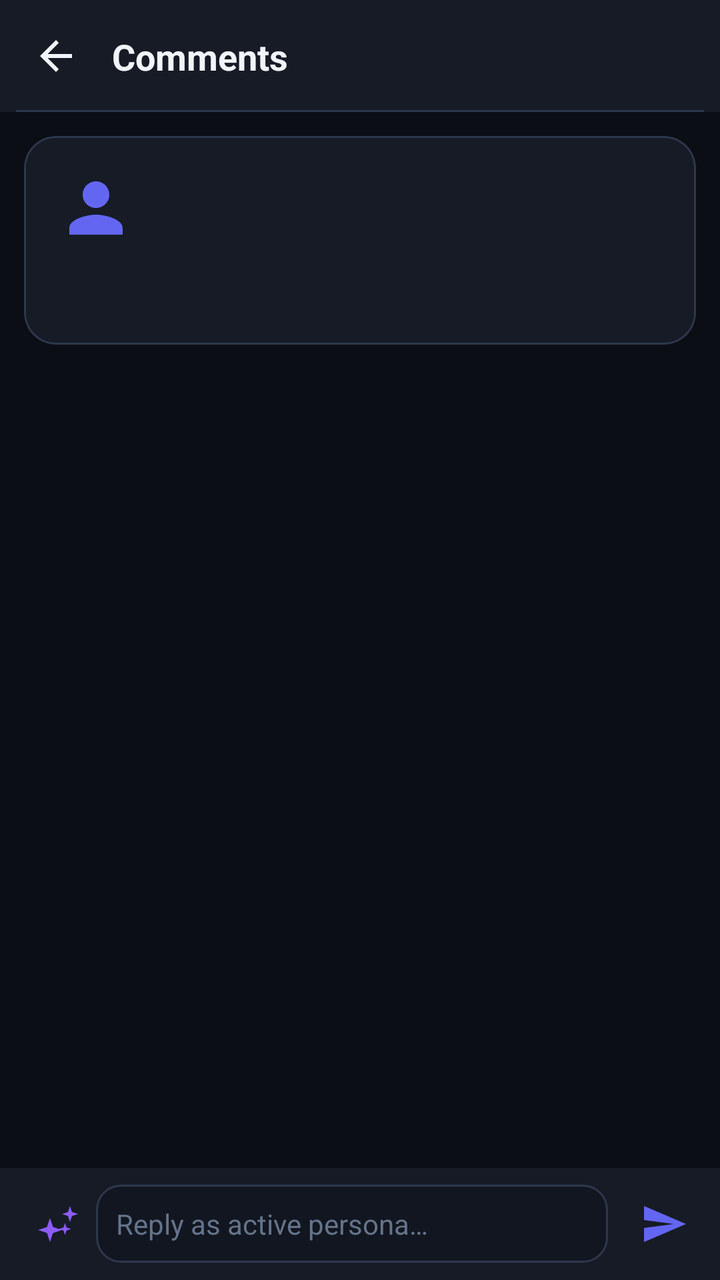
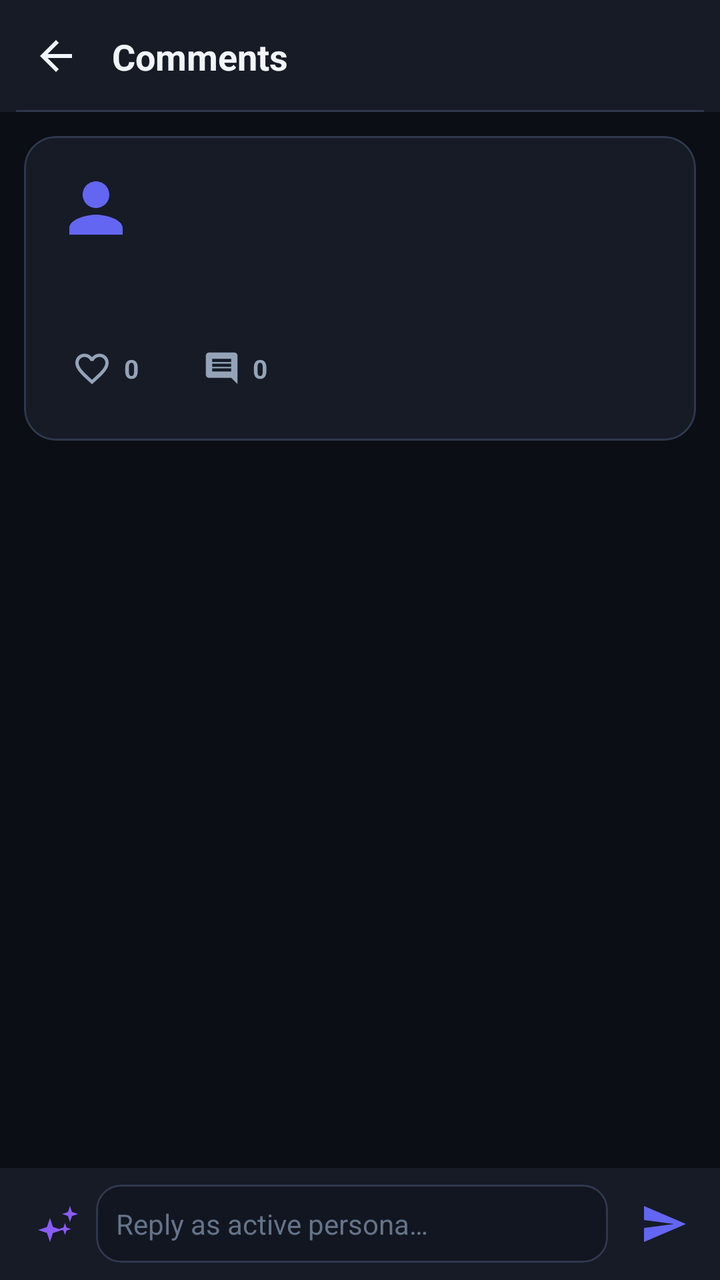

The first picture is an Android layout as it rendered before a commit; the second is the same layout after the commit. The layout source and the unified diff follow.
<!-- AndroidManifest.xml: activity theme Theme.PersonaNet -->
<!-- res/layout/activity_post_detail.xml -->
<?xml version="1.0" encoding="utf-8"?>
<androidx.constraintlayout.widget.ConstraintLayout xmlns:android="http://schemas.android.com/apk/res/android"
    xmlns:app="http://schemas.android.com/apk/res-auto"
    android:layout_width="match_parent"
    android:layout_height="match_parent"
    android:background="@color/bg_midnight">

    
    <androidx.constraintlayout.widget.ConstraintLayout
        android:id="@+id/top_bar"
        android:layout_width="0dp"
        android:layout_height="wrap_content"
        android:minHeight="56dp"
        android:background="@color/surface_card"
        android:paddingHorizontal="8dp"
        app:layout_constraintEnd_toEndOf="parent"
        app:layout_constraintStart_toStartOf="parent"
        app:layout_constraintTop_toTopOf="parent">

        <ImageView
            android:id="@+id/btn_back"
            android:layout_width="40dp"
            android:layout_height="40dp"
            android:background="?attr/selectableItemBackgroundBorderless"
            android:contentDescription="@string/cancel"
            android:padding="8dp"
            android:src="@drawable/ic_back"
            app:layout_constraintBottom_toBottomOf="parent"
            app:layout_constraintStart_toStartOf="parent"
            app:layout_constraintTop_toTopOf="parent"
            app:tint="@color/text_primary" />

        <TextView
            android:id="@+id/text_title"
            android:layout_width="wrap_content"
            android:layout_height="wrap_content"
            android:layout_marginStart="8dp"
            android:text="@string/comments_title"
            android:textColor="@color/text_primary"
            android:textSize="18sp"
            android:textStyle="bold"
            app:layout_constraintBottom_toBottomOf="parent"
            app:layout_constraintStart_toEndOf="@id/btn_back"
            app:layout_constraintTop_toTopOf="parent" />

        <View
            android:layout_width="0dp"
            android:layout_height="1dp"
            android:background="@color/border_divider"
            app:layout_constraintBottom_toBottomOf="parent"
            app:layout_constraintEnd_toEndOf="parent"
            app:layout_constraintStart_toStartOf="parent" />
    </androidx.constraintlayout.widget.ConstraintLayout>

    
    <com.google.android.material.card.MaterialCardView
        android:id="@+id/card_original_post"
        android:layout_width="0dp"
        android:layout_height="wrap_content"
        android:layout_margin="12dp"
        app:cardBackgroundColor="@color/surface_card"
        app:cardCornerRadius="16dp"
        app:strokeColor="@color/border_divider"
        app:strokeWidth="1dp"
        app:layout_constraintTop_toBottomOf="@id/top_bar"
        app:layout_constraintStart_toStartOf="parent"
        app:layout_constraintEnd_toEndOf="parent">

        <LinearLayout
            android:layout_width="match_parent"
            android:layout_height="wrap_content"
            android:orientation="vertical"
            android:padding="16dp">

            <LinearLayout
                android:id="@+id/layout_author_header"
                android:layout_width="match_parent"
                android:layout_height="wrap_content"
                android:gravity="center_vertical"
                android:orientation="horizontal"
                android:clickable="true"
                android:focusable="true">

                <ImageView
                    android:id="@+id/image_detail_avatar"
                    android:layout_width="40dp"
                    android:layout_height="40dp"
                    android:contentDescription="@string/app_name"
                    android:src="@drawable/ic_person_placeholder" />

                <LinearLayout
                    android:layout_width="0dp"
                    android:layout_height="wrap_content"
                    android:layout_marginStart="12dp"
                    android:layout_weight="1"
                    android:orientation="vertical">

                    <TextView
                        android:id="@+id/text_detail_author"
                        android:layout_width="wrap_content"
                        android:layout_height="wrap_content"
                        android:textColor="@color/text_primary"
                        android:textSize="15sp"
                        android:textStyle="bold" />

                    <TextView
                        android:id="@+id/text_detail_handle_time"
                        android:layout_width="wrap_content"
                        android:layout_height="wrap_content"
                        android:textColor="@color/text_secondary"
                        android:textSize="12sp" />
                </LinearLayout>
            </LinearLayout>

            <TextView
                android:id="@+id/text_detail_content"
                android:layout_width="match_parent"
                android:layout_height="wrap_content"
                android:layout_marginTop="12dp"
                android:textColor="@color/text_primary"
                android:textSize="15sp"
                android:lineSpacingExtra="3dp" />

            <ImageView
                android:id="@+id/image_detail_media"
                android:layout_width="match_parent"
                android:layout_height="wrap_content"
                android:layout_marginTop="12dp"
                android:adjustViewBounds="true"
                android:maxHeight="520dp"
                android:contentDescription="@string/app_name"
                android:scaleType="fitCenter"
                android:visibility="gone" />
        </LinearLayout>
    </com.google.android.material.card.MaterialCardView>

    
    <androidx.recyclerview.widget.RecyclerView
        android:id="@+id/recycler_comments"
        android:layout_width="0dp"
        android:layout_height="0dp"
        android:clipToPadding="false"
        android:paddingBottom="16dp"
        app:layout_constraintBottom_toTopOf="@id/layout_comment_input"
        app:layout_constraintEnd_toEndOf="parent"
        app:layout_constraintStart_toStartOf="parent"
        app:layout_constraintTop_toBottomOf="@id/card_original_post" />

    
    <LinearLayout
        android:id="@+id/layout_comment_input"
        android:layout_width="0dp"
        android:layout_height="wrap_content"
        android:background="@color/surface_card"
        android:gravity="center_vertical"
        android:orientation="horizontal"
        android:padding="8dp"
        app:layout_constraintBottom_toBottomOf="parent"
        app:layout_constraintEnd_toEndOf="parent"
        app:layout_constraintStart_toStartOf="parent">

        <ImageView
            android:id="@+id/btn_roleplay_reply_prompt"
            android:layout_width="40dp"
            android:layout_height="40dp"
            android:background="?attr/selectableItemBackgroundBorderless"
            android:contentDescription="@string/suggest_idea"
            android:padding="8dp"
            android:src="@drawable/ic_sparkles"
            app:tint="@color/violet_accent" />

        <EditText
            android:id="@+id/edit_comment"
            android:layout_width="0dp"
            android:layout_height="wrap_content"
            android:layout_weight="1"
            android:background="@drawable/bg_input_field"
            android:hint="@string/add_comment_hint"
            android:maxLines="3"
            android:padding="10dp"
            android:textColor="@color/text_primary"
            android:textColorHint="@color/text_tertiary"
            android:textSize="14sp" />

        <ImageView
            android:id="@+id/btn_send_comment"
            android:layout_width="40dp"
            android:layout_height="40dp"
            android:layout_marginStart="8dp"
            android:background="?attr/selectableItemBackgroundBorderless"
            android:contentDescription="@string/send"
            android:padding="8dp"
            android:src="@drawable/ic_send"
            app:tint="@color/indigo_primary" />
    </LinearLayout>

</androidx.constraintlayout.widget.ConstraintLayout>
<!-- resources referenced by this layout -->
<resources>
  <color name="bg_midnight">#0B0E14</color>
  <color name="surface_card">#161B26</color>
  <color name="text_primary">#F1F5F9</color>
  <color name="text_secondary">#94A3B8</color>
  <color name="text_tertiary">#64748B</color>
  <color name="violet_accent">#8B5CF6</color>
  <string name="app_name">My Persona</string>
  <string name="cancel">Cancel</string>
  <string name="send">Send</string>
  <color name="surface_input">#121620</color>
  <color name="white">#FFFFFFFF</color>
  <!-- unchanged entries left out for length: 12 -->
</resources>

<!-- the commit's change to res/layout/activity_post_detail.xml (unified diff, before → after) -->
@@ -81,12 +81,13 @@
                 android:clickable="true"
                 android:focusable="true">
 
-                <ImageView
+                <com.google.android.material.imageview.ShapeableImageView
                     android:id="@+id/image_detail_avatar"
                     android:layout_width="40dp"
                     android:layout_height="40dp"
                     android:contentDescription="@string/app_name"
-                    android:src="@drawable/ic_person_placeholder" />
+                    android:src="@drawable/ic_person_placeholder"
+                    app:shapeAppearanceOverlay="@style/ShapeAppearance.PersonaNet.Circle" />
 
                 <LinearLayout
                     android:layout_width="0dp"
@@ -110,6 +111,29 @@
                         android:textColor="@color/text_secondary"
                         android:textSize="12sp" />
                 </LinearLayout>
+
+                <ImageView
+                    android:id="@+id/btn_detail_edit"
+                    android:layout_width="32dp"
+                    android:layout_height="32dp"
+                    android:background="?attr/selectableItemBackgroundBorderless"
+                    android:contentDescription="Edit Post"
+                    android:padding="6dp"
+                    android:src="@drawable/ic_edit"
+                    android:visibility="gone"
+                    app:tint="@color/text_tertiary" />
+
+                <ImageView
+                    android:id="@+id/btn_detail_delete"
+                    android:layout_width="32dp"
+                    android:layout_height="32dp"
+                    android:layout_marginStart="4dp"
+                    android:background="?attr/selectableItemBackgroundBorderless"
+                    android:contentDescription="@string/delete"
+                    android:padding="6dp"
+                    android:src="@drawable/ic_close_or_delete"
+                    android:visibility="gone"
+                    app:tint="@color/text_tertiary" />
             </LinearLayout>
 
             <TextView
@@ -121,16 +145,108 @@
                 android:textSize="15sp"
                 android:lineSpacingExtra="3dp" />
 
-            <ImageView
-                android:id="@+id/image_detail_media"
+            
+            <FrameLayout
+                android:id="@+id/layout_detail_media_container"
                 android:layout_width="match_parent"
                 android:layout_height="wrap_content"
                 android:layout_marginTop="12dp"
-                android:adjustViewBounds="true"
-                android:maxHeight="520dp"
-                android:contentDescription="@string/app_name"
-                android:scaleType="fitCenter"
-                android:visibility="gone" />
+                android:visibility="gone">
+
+                <androidx.viewpager2.widget.ViewPager2
+                    android:id="@+id/view_pager_detail_media"
+                    android:layout_width="match_parent"
+                    android:layout_height="wrap_content" />
+
+                
+                <TextView
+                    android:id="@+id/text_detail_media_counter"
+                    android:layout_width="wrap_content"
+                    android:layout_height="wrap_content"
+                    android:layout_gravity="top|end"
+                    android:layout_margin="10dp"
+                    android:background="@drawable/bg_counter_pill"
+                    android:textColor="#FFFFFF"
+                    android:textSize="11sp"
+                    android:textStyle="bold"
+                    android:visibility="gone" />
+
+                
+                <LinearLayout
+                    android:id="@+id/layout_detail_media_dots"
+                    android:layout_width="wrap_content"
+                    android:layout_height="wrap_content"
+                    android:layout_gravity="bottom|center_horizontal"
+                    android:layout_marginBottom="8dp"
+                    android:background="@drawable/bg_counter_pill"
+                    android:orientation="horizontal"
+                    android:paddingHorizontal="6dp"
+                    android:paddingVertical="4dp"
+                    android:visibility="gone" />
+            </FrameLayout>
+
+            
+            <LinearLayout
+                android:layout_width="match_parent"
+                android:layout_height="40dp"
+                android:layout_marginTop="8dp"
+                android:gravity="center_vertical"
+                android:orientation="horizontal">
+
+                <LinearLayout
+                    android:id="@+id/btn_detail_like"
+                    android:layout_width="wrap_content"
+                    android:layout_height="match_parent"
+                    android:background="?attr/selectableItemBackgroundBorderless"
+                    android:clickable="true"
+                    android:focusable="true"
+                    android:gravity="center_vertical"
+                    android:paddingHorizontal="8dp">
+
+                    <ImageView
+                        android:id="@+id/image_detail_like_icon"
+                        android:layout_width="20dp"
+                        android:layout_height="20dp"
+                        android:contentDescription="@string/like"
+                        android:src="@drawable/ic_heart_outline"
+                        app:tint="@color/text_secondary" />
+
+                    <TextView
+                        android:id="@+id/text_detail_likes"
+                        android:layout_width="wrap_content"
+                        android:layout_height="wrap_content"
+                        android:layout_marginStart="6dp"
+                        android:text="0"
+                        android:textColor="@color/text_secondary"
+                        android:textSize="13sp"
+                        android:textStyle="bold" />
+                </LinearLayout>
+
+                <LinearLayout
+                    android:layout_width="wrap_content"
+                    android:layout_height="match_parent"
+                    android:layout_marginStart="16dp"
+                    android:gravity="center_vertical"
+                    android:paddingHorizontal="8dp">
+
+                    <ImageView
+                        android:layout_width="19dp"
+                        android:layout_height="19dp"
+                        android:contentDescription="@string/comment"
+                        android:src="@drawable/ic_comment"
+                        app:tint="@color/text_secondary" />
+
+                    <TextView
+                        android:id="@+id/text_detail_comments"
+                        android:layout_width="wrap_content"
+                        android:layout_height="wrap_content"
+                        android:layout_marginStart="6dp"
+                        android:text="0"
+                        android:textColor="@color/text_secondary"
+                        android:textSize="13sp"
+                        android:textStyle="bold" />
+                </LinearLayout>
+            </LinearLayout>
         </LinearLayout>
     </com.google.android.material.card.MaterialCardView>
 
@@ -141,38 +257,87 @@
         android:layout_height="0dp"
         android:clipToPadding="false"
         android:paddingBottom="16dp"
-        app:layout_constraintBottom_toTopOf="@id/layout_comment_input"
+        app:layout_constraintBottom_toTopOf="@id/layout_comment_input_container"
         app:layout_constraintEnd_toEndOf="parent"
         app:layout_constraintStart_toStartOf="parent"
         app:layout_constraintTop_toBottomOf="@id/card_original_post" />
 
     
     <LinearLayout
-        android:id="@+id/layout_comment_input"
+        android:id="@+id/layout_comment_input_container"
         android:layout_width="0dp"
         android:layout_height="wrap_content"
         android:background="@color/surface_card"
-        android:gravity="center_vertical"
-        android:orientation="horizontal"
-        android:padding="8dp"
+        android:orientation="vertical"
         app:layout_constraintBottom_toBottomOf="parent"
         app:layout_constraintEnd_toEndOf="parent"
         app:layout_constraintStart_toStartOf="parent">
 
-        <ImageView
-            android:id="@+id/btn_roleplay_reply_prompt"
-            android:layout_width="40dp"
-            android:layout_height="40dp"
-            android:background="?attr/selectableItemBackgroundBorderless"
-            android:contentDescription="@string/suggest_idea"
-            android:padding="8dp"
-            android:src="@drawable/ic_sparkles"
-            app:tint="@color/violet_accent" />
-
-        <EditText
-            android:id="@+id/edit_comment"
-            android:layout_width="0dp"
+        
+        <LinearLayout
+            android:id="@+id/layout_replying_banner"
+            android:layout_width="match_parent"
+            android:layout_height="32dp"
+            android:background="@color/surface_elevated"
+            android:gravity="center_vertical"
+            android:orientation="horizontal"
+            android:paddingHorizontal="12dp"
+            android:visibility="gone">
+
+            <ImageView
+                android:layout_width="14dp"
+                android:layout_height="14dp"
+                android:contentDescription="Replying"
+                android:src="@drawable/ic_reply"
+                app:tint="@color/indigo_primary" />
+
+            <TextView
+                android:id="@+id/text_replying_banner"
+                android:layout_width="0dp"
+                android:layout_height="wrap_content"
+                android:layout_marginStart="6dp"
+                android:layout_weight="1"
+                android:ellipsize="end"
+                android:maxLines="1"
+                android:text="Replying to @username"
+                android:textColor="@color/indigo_primary"
+                android:textSize="12sp"
+                android:textStyle="bold" />
+
+            <ImageView
+                android:id="@+id/btn_cancel_reply"
+                android:layout_width="24dp"
+                android:layout_height="24dp"
+                android:background="?attr/selectableItemBackgroundBorderless"
+                android:contentDescription="@string/cancel"
+                android:padding="4dp"
+                android:src="@drawable/ic_close"
+                app:tint="@color/text_tertiary" />
+        </LinearLayout>
+
+        
+        <LinearLayout
+            android:id="@+id/layout_comment_input"
+            android:layout_width="match_parent"
             android:layout_height="wrap_content"
+            android:gravity="center_vertical"
+            android:orientation="horizontal"
+            android:padding="8dp">
+
+            <ImageView
+                android:id="@+id/btn_roleplay_reply_prompt"
+                android:layout_width="40dp"
+                android:layout_height="40dp"
+                android:background="?attr/selectableItemBackgroundBorderless"
+                android:contentDescription="@string/suggest_idea"
+                android:padding="8dp"
+                android:src="@drawable/ic_sparkles"
+                app:tint="@color/violet_accent" />
+
+            <EditText
+                android:id="@+id/edit_comment"
+                android:layout_width="0dp"
+                android:layout_height="wrap_content"
             android:layout_weight="1"
             android:background="@drawable/bg_input_field"
             android:hint="@string/add_comment_hint"
@@ -192,6 +357,7 @@
             android:padding="8dp"
             android:src="@drawable/ic_send"
             app:tint="@color/indigo_primary" />
+        </LinearLayout>
     </LinearLayout>
 
 </androidx.constraintlayout.widget.ConstraintLayout>
<!-- resource entries referenced after the edit -->
@@ -6,9 +6,87 @@
   <color name="text_secondary">#94A3B8</color>
   <color name="text_tertiary">#64748B</color>
   <color name="violet_accent">#8B5CF6</color>
+  <!-- drawable bg_counter_pill (drawable) -->
+  <?xml version="1.0" encoding="utf-8"?>
+  <shape xmlns:android="http://schemas.android.com/apk/res/android"
+      android:shape="rectangle">
+      <solid android:color="#99000000" />
+      <corners android:radius="12dp" />
+      <padding
+          android:left="8dp"
+          android:top="3dp"
+          android:right="8dp"
+          android:bottom="3dp" />
+  </shape>
+  <!-- drawable ic_close (drawable) -->
+  <vector xmlns:android="http://schemas.android.com/apk/res/android"
+      android:width="24dp"
+      android:height="24dp"
+      android:viewportWidth="24"
+      android:viewportHeight="24">
+      <path
+          android:fillColor="#FFFFFFFF"
+          android:pathData="M19,6.41L17.59,5 12,10.59 6.41,5 5,6.41 10.59,12 5,17.59 6.41,19 12,13.41 17.59,19 19,17.59 13.41,12z" />
+  </vector>
+  <!-- drawable ic_close_or_delete (drawable) -->
+  <vector xmlns:android="http://schemas.android.com/apk/res/android"
+      android:width="24dp"
+      android:height="24dp"
+      android:viewportWidth="24"
+      android:viewportHeight="24">
+      <path
+          android:fillColor="#FFFFFFFF"
+          android:pathData="M19,6.41L17.59,5 12,10.59 6.41,5 5,6.41 10.59,12 5,17.59 6.41,19 12,13.41 17.59,19 19,17.59 13.41,12z" />
+  </vector>
+  <!-- drawable ic_comment (drawable) -->
+  <vector xmlns:android="http://schemas.android.com/apk/res/android"
+      android:width="24dp"
+      android:height="24dp"
+      android:viewportWidth="24"
+      android:viewportHeight="24">
+      <path
+          android:fillColor="#FFFFFFFF"
+          android:pathData="M21.99,4c0,-1.1 -0.89,-2 -1.99,-2H4c-1.1,0 -2,0.9 -2,2v12c0,1.1 0.9,2 2,2h14l4,4 -0.01,-18zM18,14H6v-2h12v2zm0,-3H6V9h12v2zm0,-3H6V6h12v2z" />
+  </vector>
+  <!-- drawable ic_edit (drawable) -->
+  <vector xmlns:android="http://schemas.android.com/apk/res/android"
+      android:width="24dp"
+      android:height="24dp"
+      android:viewportWidth="24"
+      android:viewportHeight="24">
+      <path
+          android:fillColor="#FFFFFFFF"
+          android:pathData="M3,17.25V21h3.75L17.81,9.94l-3.75,-3.75L3,17.25zM20.71,7.04c0.39,-0.39 0.39,-1.02 0,-1.41l-2.34,-2.34c-0.39,-0.39 -1.02,-0.39 -1.41,0l-1.83,1.83 3.75,3.75 1.83,-1.83z" />
+  </vector>
+  <!-- drawable ic_heart_outline (drawable) -->
+  <vector xmlns:android="http://schemas.android.com/apk/res/android"
+      android:width="24dp"
+      android:height="24dp"
+      android:viewportWidth="24"
+      android:viewportHeight="24">
+      <path
+          android:fillColor="#FFFFFFFF"
+          android:pathData="M16.5,3c-1.74,0 -3.41,0.81 -4.5,2.09C10.91,3.81 9.24,3 7.5,3 4.42,3 2,5.42 2,8.5c0,3.78 3.4,6.86 8.55,11.54L12,21.35l1.45,-1.32C18.6,15.36 22,12.28 22,8.5 22,5.42 19.58,3 16.5,3zm-4.4,15.55l-0.1,0.1 -0.1,-0.1C7.14,14.24 4,11.39 4,8.5 4,6.5 5.5,5 7.5,5c1.54,0 3.04,0.99 3.57,2.36h1.87C13.46,5.99 14.96,5 16.5,5c2,0 3.5,1.5 3.5,3.5 0,2.89 -3.14,5.74 -7.9,10.05z" />
+  </vector>
+  <!-- drawable ic_reply (drawable) -->
+  <vector xmlns:android="http://schemas.android.com/apk/res/android"
+      android:width="24dp"
+      android:height="24dp"
+      android:viewportWidth="24"
+      android:viewportHeight="24">
+      <path
+          android:fillColor="#FFFFFFFF"
+          android:pathData="M10,9V5l-7,7 7,7v-4.1c5,0 8.5,1.6 11,5.1 -1,-5 -4,-10 -11,-11z" />
+  </vector>
   <string name="app_name">My Persona</string>
   <string name="cancel">Cancel</string>
+  <string name="comment">Comment</string>
+  <string name="delete">Delete</string>
+  <string name="like">Like</string>
   <string name="send">Send</string>
+  <style name="ShapeAppearance.PersonaNet.Circle" parent="ShapeAppearance.Material3.Corner.Full">
+          <item name="cornerSize">50%</item>
+      </style>
   <color name="surface_input">#121620</color>
   <color name="white">#FFFFFFFF</color>
   <!-- unchanged entries left out for length: 12 -->
